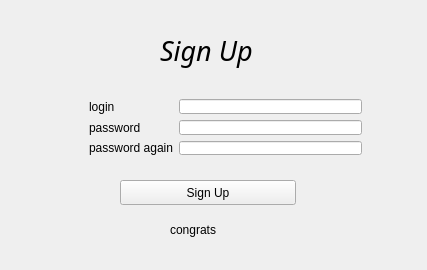
Qt form Client/Sign_Up.ui (chernovk/noQTMessenger) before a commit.
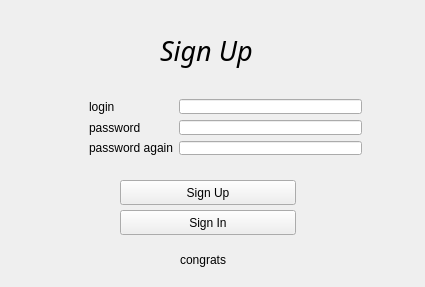
The same form after that commit.

Commit message: start working with windows of auth and reg on Client

```diff
--- a/Client/Sign_Up.ui
+++ b/Client/Sign_Up.ui
@@ -6,8 +6,8 @@
    <rect>
     <x>0</x>
     <y>0</y>
-    <width>427</width>
-    <height>270</height>
+    <width>425</width>
+    <height>287</height>
    </rect>
   </property>
   <property name="windowTitle">
@@ -139,9 +139,9 @@
    <widget class="QLabel" name="label_8">
     <property name="geometry">
      <rect>
-      <x>170</x>
-      <y>220</y>
-      <width>106</width>
+      <x>180</x>
+      <y>250</y>
+      <width>61</width>
       <height>20</height>
      </rect>
     </property>
@@ -149,6 +149,25 @@
      <string>congrats</string>
     </property>
    </widget>
+   <widget class="QPushButton" name="pushButton_4">
+    <property name="geometry">
+     <rect>
+      <x>120</x>
+      <y>210</y>
+      <width>176</width>
+      <height>25</height>
+     </rect>
+    </property>
+    <property name="whatsThis">
+     <string>&lt;html&gt;&lt;head/&gt;&lt;body&gt;&lt;p align=&quot;center&quot;&gt;&lt;br/&gt;&lt;/p&gt;&lt;/body&gt;&lt;/html&gt;</string>
+    </property>
+    <property name="styleSheet">
+     <string notr="true">font: 11pt &quot;Ubuntu&quot;;</string>
+    </property>
+    <property name="text">
+     <string>Sign In</string>
+    </property>
+   </widget>
   </widget>
  </widget>
  <resources/>
```
The commit also changes 4 other files.
